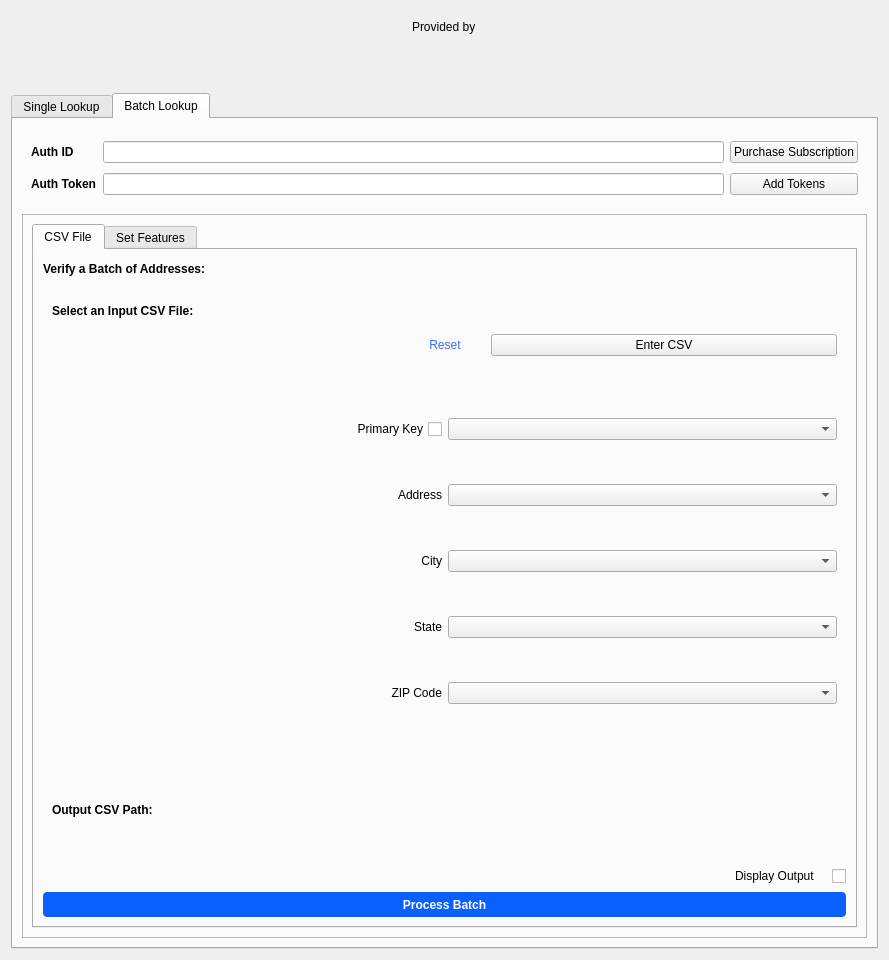
First picture: the form in smarty/smarty_dialog_base.ui, repository smarty/qgis-plugin, before the edit.
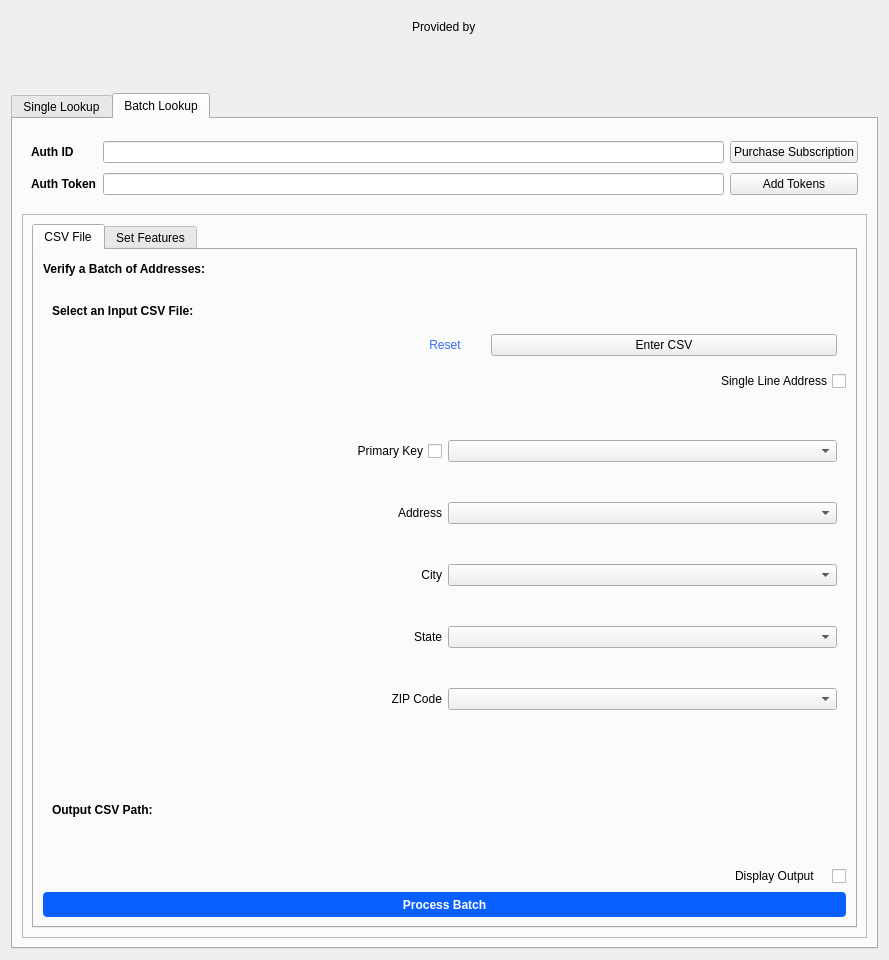
Second picture: the form after the edit. The open tabs and pages were chosen to show the change. Icons and pictures are not drawn. Custom widgets are drawn as their Qt base class.

Commit message: Add Single Line Address checkbox in UI.

```diff
--- a/smarty/smarty_dialog_base.ui
+++ b/smarty/smarty_dialog_base.ui
@@ -1419,6 +1419,16 @@
                 </layout>
                </widget>
               </item>
+              <item row="2" column="0">Add commentMore actions
+               <widget class="QCheckBox" name="single_line_box">
+                <property name="layoutDirection">
+                 <enum>Qt::RightToLeft</enum>
+                </property>
+                <property name="text">
+                 <string>Single Line Address</string>
+                </property>
+               </widget>
+              </item>
               <item row="0" column="0">
                <widget class="QLabel" name="label_4">
                 <property name="maximumSize">
```
